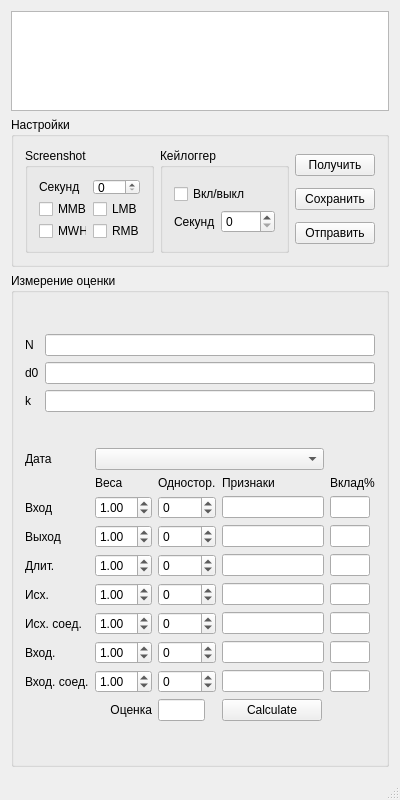
This is src/server/server.ui in DjGorillaz/anomaly-detection-and-monitoring as Qt 5 draws it before an edit. The edited form follows.
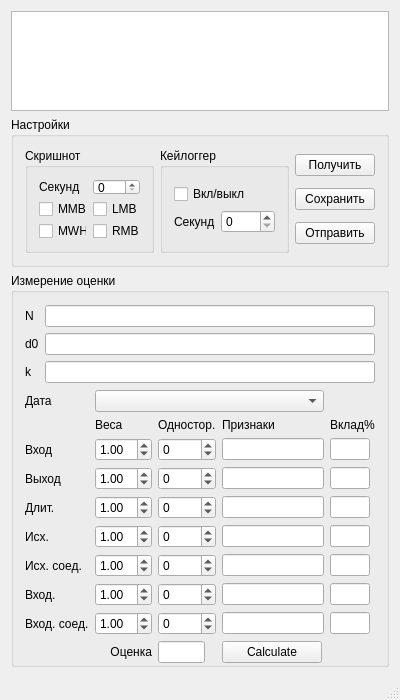
This is the edited form.

Diff of the .ui file:
```diff
--- a/src/server/server.ui
+++ b/src/server/server.ui
@@ -7,13 +7,19 @@
     <x>0</x>
     <y>0</y>
     <width>400</width>
-    <height>800</height>
+    <height>700</height>
    </rect>
   </property>
   <property name="minimumSize">
    <size>
     <width>400</width>
-    <height>400</height>
+    <height>700</height>
+   </size>
+  </property>
+  <property name="maximumSize">
+   <size>
+    <width>400</width>
+    <height>700</height>
    </size>
   </property>
   <property name="windowTitle">
@@ -45,6 +51,9 @@
          <string>Измерение оценки</string>
         </property>
         <layout class="QGridLayout" name="gridLayout_6">
+         <property name="bottomMargin">
+          <number>0</number>
+         </property>
          <item row="0" column="0">
           <layout class="QGridLayout" name="gridLayout_8">
            <property name="sizeConstraint">
@@ -564,7 +573,7 @@
             </size>
            </property>
            <property name="title">
-            <string>Screenshot</string>
+            <string>Скришнот</string>
            </property>
            <layout class="QGridLayout" name="gridLayout_7">
             <item row="0" column="0">
```
Left out of the diff: 6 changed lines with no effect on the pictures.
